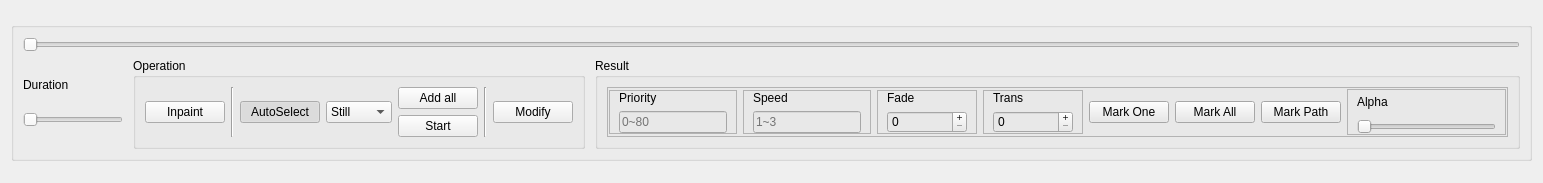
Qt form GControlWidget.ui (limacv/ReplateWidget) before a commit.
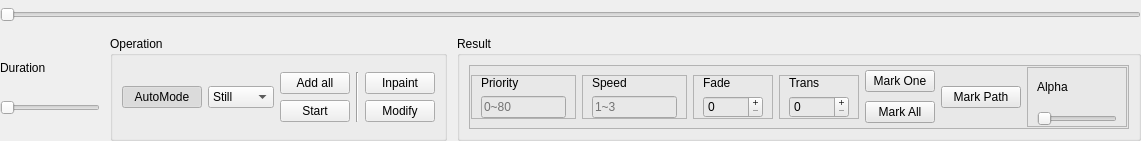
The same form after that commit.

What changed in the file:
```diff
--- a/GControlWidget.ui
+++ b/GControlWidget.ui
@@ -6,39 +6,48 @@
    <rect>
     <x>0</x>
     <y>0</y>
-    <width>1543</width>
-    <height>183</height>
+    <width>1141</width>
+    <height>141</height>
    </rect>
   </property>
+  <property name="sizePolicy">
+   <sizepolicy hsizetype="Preferred" vsizetype="Fixed">
+    <horstretch>0</horstretch>
+    <verstretch>0</verstretch>
+   </sizepolicy>
+  </property>
   <property name="windowTitle">
    <string/>
   </property>
-  <layout class="QVBoxLayout" name="verticalLayout_4">
-   <item>
-    <widget class="QGroupBox" name="centerWidget">
-     <property name="sizePolicy">
-      <sizepolicy hsizetype="Expanding" vsizetype="Fixed">
-       <horstretch>0</horstretch>
-       <verstretch>0</verstretch>
-      </sizepolicy>
-     </property>
-     <property name="title">
-      <string/>
-     </property>
-     <property name="flat">
-      <bool>true</bool>
-     </property>
-     <layout class="QGridLayout" name="gridLayout">
+  <layout class="QGridLayout" name="gridLayout_2">
+   <property name="leftMargin">
+    <number>0</number>
+   </property>
+   <property name="topMargin">
+    <number>0</number>
+   </property>
+   <property name="rightMargin">
+    <number>0</number>
+   </property>
+   <property name="bottomMargin">
+    <number>0</number>
+   </property>
       <item row="0" column="0">
        <layout class="QVBoxLayout" name="verticalLayout">
         <item>
          <widget class="QSlider" name="control_play_slider_">
           <property name="sizePolicy">
-           <sizepolicy hsizetype="Expanding" vsizetype="Minimum">
+        <sizepolicy hsizetype="Expanding" vsizetype="Maximum">
             <horstretch>0</horstretch>
             <verstretch>0</verstretch>
            </sizepolicy>
           </property>
+       <property name="maximumSize">
+        <size>
+         <width>16777215</width>
+         <height>30</height>
+        </size>
+       </property>
           <property name="orientation">
            <enum>Qt::Horizontal</enum>
           </property>
@@ -141,12 +150,12 @@
              <bool>true</bool>
             </property>
             <layout class="QGridLayout" name="gridLayout_3">
-             <item row="0" column="3">
+          <item row="0" column="2">
               <layout class="QHBoxLayout" name="horizontalLayout_5">
                <item>
                 <widget class="QPushButton" name="button_autoselection">
                  <property name="text">
-                  <string>AutoSelect</string>
+               <string>AutoMode</string>
                  </property>
                  <property name="checkable">
                   <bool>true</bool>
@@ -222,7 +231,16 @@
                </item>
               </layout>
              </item>
-             <item row="0" column="0">
+          <item row="0" column="3">
+           <widget class="Line" name="line_2">
+            <property name="orientation">
+             <enum>Qt::Vertical</enum>
+            </property>
+           </widget>
+          </item>
+          <item row="0" column="4">
+           <layout class="QVBoxLayout" name="verticalLayout_12">
+            <item>
               <widget class="QPushButton" name="control_add_inpaint_button_">
                <property name="sizePolicy">
                 <sizepolicy hsizetype="Minimum" vsizetype="Fixed">
@@ -244,7 +262,7 @@
                </property>
               </widget>
              </item>
-             <item row="0" column="5">
+            <item>
               <widget class="QPushButton" name="control_modify_path_button_">
                <property name="minimumSize">
                 <size>
@@ -260,19 +278,7 @@
                </property>
               </widget>
              </item>
-             <item row="0" column="1">
-              <widget class="Line" name="line">
-               <property name="orientation">
-                <enum>Qt::Vertical</enum>
-               </property>
-              </widget>
-             </item>
-             <item row="0" column="4">
-              <widget class="Line" name="line_2">
-               <property name="orientation">
-                <enum>Qt::Vertical</enum>
-               </property>
-              </widget>
+           </layout>
              </item>
             </layout>
            </widget>
@@ -330,6 +336,12 @@
                     <height>0</height>
                    </size>
                   </property>
+               <property name="maximumSize">
+                <size>
+                 <width>150</width>
+                 <height>16777215</height>
+                </size>
+               </property>
                   <property name="frameShape">
                    <enum>QFrame::StyledPanel</enum>
                   </property>
@@ -346,7 +358,7 @@
                    <item>
                     <widget class="QLabel" name="label_priority">
                      <property name="sizePolicy">
-                      <sizepolicy hsizetype="Minimum" vsizetype="Preferred">
+                   <sizepolicy hsizetype="Preferred" vsizetype="Preferred">
                        <horstretch>0</horstretch>
                        <verstretch>0</verstretch>
                       </sizepolicy>
@@ -372,7 +384,7 @@
                      </property>
                      <property name="minimumSize">
                       <size>
-                       <width>20</width>
+                    <width>40</width>
                        <height>0</height>
                       </size>
                      </property>
@@ -398,6 +410,12 @@
                     <height>0</height>
                    </size>
                   </property>
+               <property name="maximumSize">
+                <size>
+                 <width>150</width>
+                 <height>16777215</height>
+                </size>
+               </property>
                   <property name="frameShape">
                    <enum>QFrame::StyledPanel</enum>
                   </property>
@@ -421,7 +439,7 @@
                    <item>
                     <widget class="QLineEdit" name="control_edit_speed_">
                      <property name="sizePolicy">
-                      <sizepolicy hsizetype="Fixed" vsizetype="Fixed">
+                   <sizepolicy hsizetype="Minimum" vsizetype="Fixed">
                        <horstretch>0</horstretch>
                        <verstretch>0</verstretch>
                       </sizepolicy>
@@ -443,17 +461,23 @@
                 <item>
                  <widget class="QFrame" name="frame_4">
                   <property name="sizePolicy">
-                   <sizepolicy hsizetype="Minimum" vsizetype="Fixed">
+                <sizepolicy hsizetype="MinimumExpanding" vsizetype="Fixed">
                     <horstretch>0</horstretch>
                     <verstretch>0</verstretch>
                    </sizepolicy>
                   </property>
                   <property name="minimumSize">
                    <size>
-                    <width>100</width>
+                 <width>80</width>
                     <height>0</height>
                    </size>
                   </property>
+               <property name="maximumSize">
+                <size>
+                 <width>150</width>
+                 <height>16777215</height>
+                </size>
+               </property>
                   <property name="frameShape">
                    <enum>QFrame::StyledPanel</enum>
                   </property>
@@ -476,6 +500,18 @@
                    </item>
                    <item>
                     <widget class="QSpinBox" name="fade_spinbox">
+                  <property name="sizePolicy">
+                   <sizepolicy hsizetype="Minimum" vsizetype="Fixed">
+                    <horstretch>0</horstretch>
+                    <verstretch>0</verstretch>
+                   </sizepolicy>
+                  </property>
+                  <property name="minimumSize">
+                   <size>
+                    <width>40</width>
+                    <height>0</height>
+                   </size>
+                  </property>
                      <property name="buttonSymbols">
                       <enum>QAbstractSpinBox::PlusMinus</enum>
                      </property>
@@ -493,17 +529,23 @@
                 <item>
                  <widget class="QFrame" name="frame_6">
                   <property name="sizePolicy">
-                   <sizepolicy hsizetype="Minimum" vsizetype="Fixed">
+                <sizepolicy hsizetype="MinimumExpanding" vsizetype="Fixed">
                     <horstretch>0</horstretch>
                     <verstretch>0</verstretch>
                    </sizepolicy>
                   </property>
                   <property name="minimumSize">
                    <size>
-                    <width>100</width>
+                 <width>80</width>
                     <height>0</height>
                    </size>
                   </property>
+               <property name="maximumSize">
+                <size>
+                 <width>150</width>
+                 <height>16777215</height>
+                </size>
+               </property>
                   <property name="frameShape">
                    <enum>QFrame::StyledPanel</enum>
                   </property>
@@ -526,6 +568,12 @@
                    </item>
                    <item>
                     <widget class="QSpinBox" name="trans_spinbox">
+                  <property name="minimumSize">
+                   <size>
+                    <width>40</width>
+                    <height>0</height>
+                   </size>
+                  </property>
                      <property name="buttonSymbols">
                       <enum>QAbstractSpinBox::PlusMinus</enum>
                      </property>
@@ -540,6 +588,8 @@
                   </layout>
                  </widget>
                 </item>
+             <item>
+              <layout class="QVBoxLayout" name="verticalLayout_10">
                 <item>
                  <widget class="QPushButton" name="marker_one_button_">
                   <property name="minimumSize">
@@ -572,6 +622,8 @@
                   </property>
                  </widget>
                 </item>
+              </layout>
+             </item>
                 <item>
                  <widget class="QPushButton" name="path_line_button_">
                   <property name="minimumSize">
@@ -641,9 +693,6 @@
          </layout>
         </item>
        </layout>
-      </item>
-     </layout>
-    </widget>
    </item>
   </layout>
  </widget>
```
Lines whose indentation alone changed are shown as unchanged.
